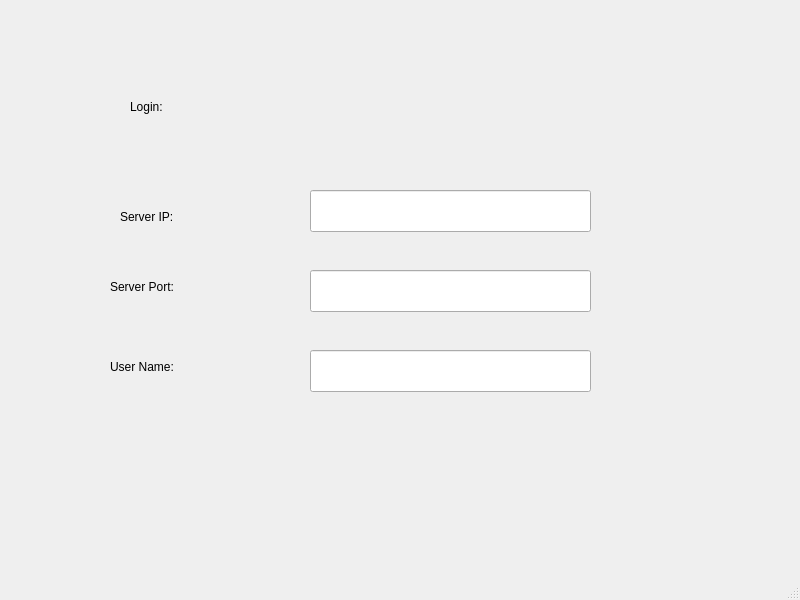
Qt form client/login.ui (cyy12345/cyyChat) before a commit.
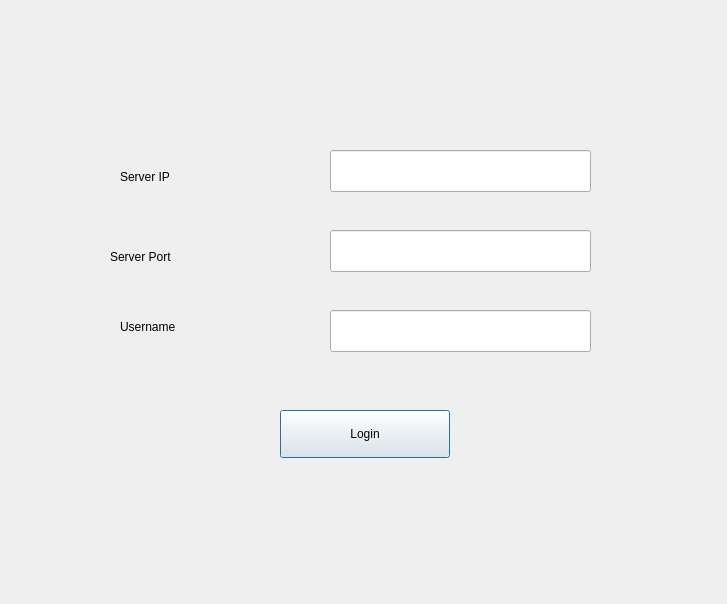
The same form after that commit.

Patch:
```diff
--- a/client/login.ui
+++ b/client/login.ui
@@ -1,103 +1,100 @@
 <?xml version="1.0" encoding="UTF-8"?>
 <ui version="4.0">
- <class>MainWindow</class>
- <widget class="QMainWindow" name="MainWindow">
+ <class>login</class>
+ <widget class="QDialog" name="login">
   <property name="geometry">
    <rect>
     <x>0</x>
     <y>0</y>
-    <width>800</width>
-    <height>600</height>
+    <width>727</width>
+    <height>604</height>
    </rect>
   </property>
   <property name="windowTitle">
    <string>MainWindow</string>
   </property>
-  <widget class="QWidget" name="centralwidget">
-   <widget class="QLineEdit" name="lineEdit">
-    <property name="geometry">
-     <rect>
-      <x>310</x>
-      <y>190</y>
-      <width>281</width>
-      <height>42</height>
-     </rect>
-    </property>
-   </widget>
-   <widget class="QLineEdit" name="lineEdit_2">
-    <property name="geometry">
-     <rect>
-      <x>310</x>
-      <y>270</y>
-      <width>281</width>
-      <height>42</height>
-     </rect>
-    </property>
-   </widget>
    <widget class="QLabel" name="label">
     <property name="geometry">
      <rect>
       <x>120</x>
-      <y>200</y>
+     <y>160</y>
       <width>129</width>
       <height>34</height>
      </rect>
     </property>
     <property name="text">
-     <string>Server IP:</string>
+    <string>Server IP</string>
     </property>
    </widget>
    <widget class="QLabel" name="label_2">
     <property name="geometry">
      <rect>
       <x>110</x>
-      <y>270</y>
+     <y>240</y>
       <width>171</width>
       <height>34</height>
      </rect>
     </property>
     <property name="text">
-     <string>Server Port:</string>
+    <string>Server Port</string>
     </property>
    </widget>
    <widget class="QLabel" name="label_3">
     <property name="geometry">
      <rect>
-      <x>110</x>
-      <y>350</y>
-      <width>161</width>
+     <x>120</x>
+     <y>310</y>
+     <width>171</width>
       <height>34</height>
      </rect>
     </property>
     <property name="text">
-     <string>User Name:</string>
-    </property>
-   </widget>
-   <widget class="QLineEdit" name="lineEdit_3">
+    <string>Username</string>
+   </property>
+  </widget>
+  <widget class="QLineEdit" name="server_ip">
     <property name="geometry">
      <rect>
-      <x>310</x>
-      <y>350</y>
-      <width>281</width>
+     <x>330</x>
+     <y>150</y>
+     <width>261</width>
       <height>42</height>
      </rect>
     </property>
    </widget>
-   <widget class="QLabel" name="label_4">
+  <widget class="QLineEdit" name="server_port">
     <property name="geometry">
      <rect>
-      <x>130</x>
-      <y>90</y>
-      <width>129</width>
-      <height>34</height>
-     </rect>
-    </property>
+     <x>330</x>
+     <y>230</y>
+     <width>261</width>
+     <height>42</height>
+    </rect>
+   </property>
+  </widget>
+  <widget class="QLineEdit" name="username">
+   <property name="geometry">
+    <rect>
+     <x>330</x>
+     <y>310</y>
+     <width>261</width>
+     <height>42</height>
+    </rect>
+   </property>
+  </widget>
+  <widget class="QPushButton" name="pushButton">
+   <property name="geometry">
+    <rect>
+     <x>280</x>
+     <y>410</y>
+     <width>170</width>
+     <height>48</height>
+    </rect>
+   </property>
     <property name="text">
-     <string>Login:</string>
-    </property>
-   </widget>
-  </widget>
-  <widget class="QStatusBar" name="statusbar"/>
+    <string>Login</string>
+   </property>
+  </widget>
  </widget>
  <resources/>
  <connections/>
```
Left out of the diff: 2 changed lines with no effect on the pictures. Lines whose indentation alone changed are shown as unchanged.
